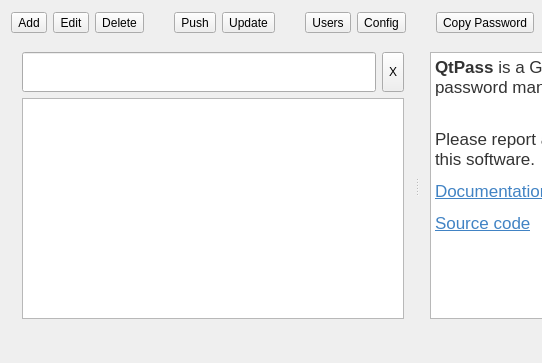
First picture: the form in mainwindow.ui, repository IJHack/QtPass, before the edit; both pictures show x 0 to 542 and y 0 to 363 of the 834 by 363 pixel window.
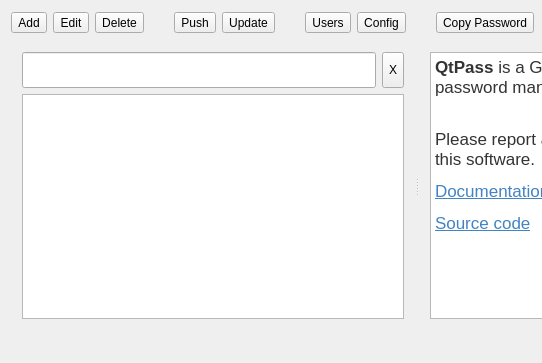
Second picture: the form after the edit. Icons and pictures are not drawn.

Commit message: The spacing between the button groups is corrected for when the git buttons are hidden Added delete and enter Key functionality

The edit to the form file:
```diff
--- a/mainwindow.ui
+++ b/mainwindow.ui
@@ -253,7 +253,7 @@
             <property name="minimumSize">
              <size>
               <width>0</width>
-              <height>40</height>
+              <height>36</height>
              </size>
             </property>
            </widget>
@@ -263,7 +263,7 @@
             <property name="minimumSize">
              <size>
               <width>0</width>
-              <height>40</height>
+              <height>36</height>
              </size>
             </property>
             <property name="text">
```
The commit also changes 2 other files.
